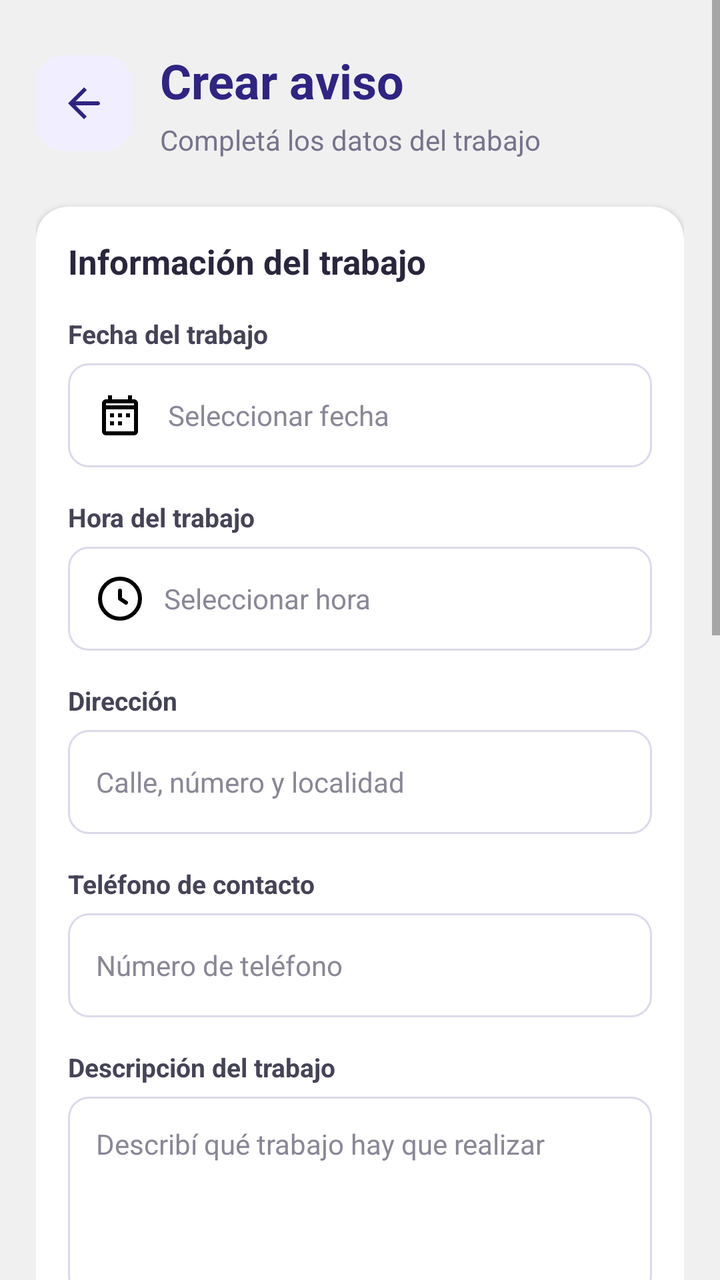
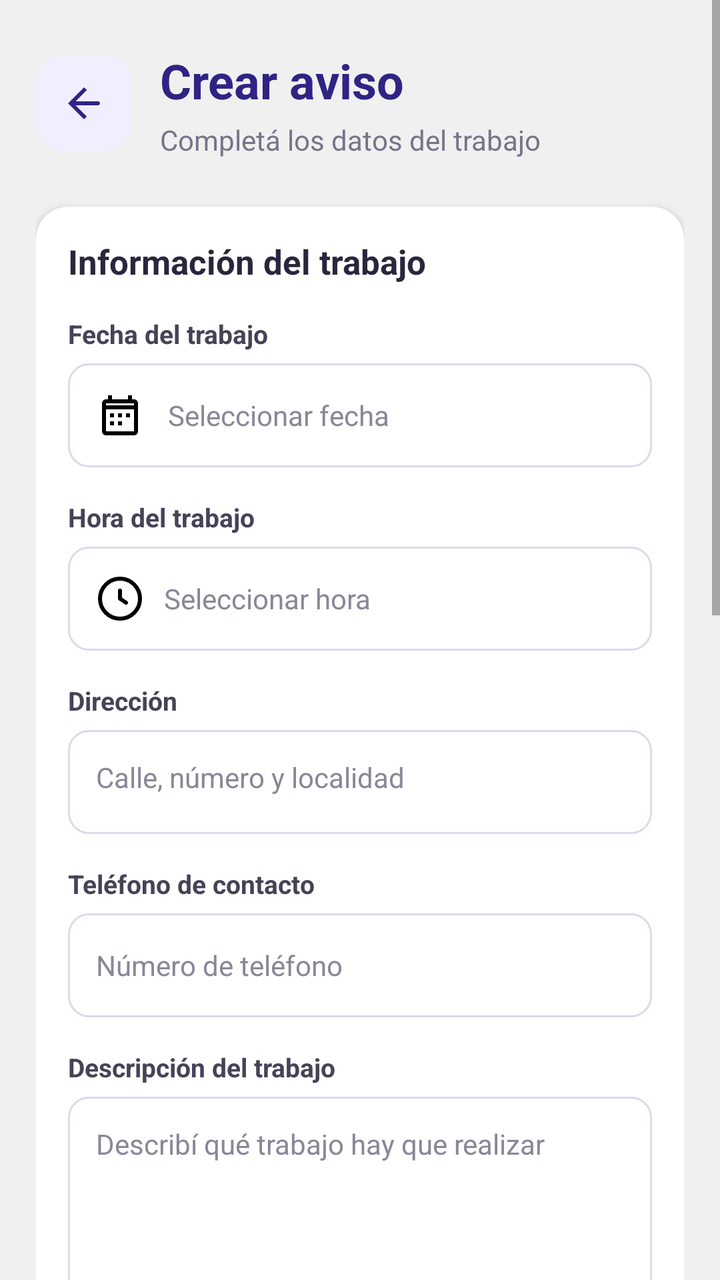

Two renders of the same Android screen: before a commit and after it. Below are the layout's source before the change and the commit's diff.
<!-- AndroidManifest.xml: application theme Theme.Frontendbtz -->
<!-- res/layout/activity_crear_aviso.xml -->
<?xml version="1.0" encoding="utf-8"?>
<ScrollView
    xmlns:android="http://schemas.android.com/apk/res/android"
    xmlns:app="http://schemas.android.com/apk/res-auto"
    android:id="@+id/scrollViewCrearAviso"
    android:layout_width="match_parent"
    android:layout_height="match_parent"
    android:background="#F0F0F0"
    android:fillViewport="true"
    android:clipToPadding="false"
    android:paddingBottom="16dp">

    <LinearLayout
        android:layout_width="match_parent"
        android:layout_height="wrap_content"
        android:orientation="vertical"
        android:paddingStart="18dp"
        android:paddingEnd="18dp"
        android:paddingTop="24dp"
        android:paddingBottom="24dp">

        <LinearLayout
            android:layout_width="match_parent"
            android:layout_height="wrap_content"
            android:orientation="horizontal"
            android:gravity="center_vertical"
            android:layout_marginBottom="24dp">

            <ImageButton
                android:id="@+id/buttonVolverCrearAviso"
                android:layout_width="48dp"
                android:layout_height="48dp"
                android:layout_marginEnd="14dp"
                android:background="@drawable/bg_boton_volver"
                android:src="@drawable/ic_volver"
                android:scaleType="center"
                android:padding="12dp"
                android:contentDescription="Volver atrás"
                android:clickable="true"
                android:focusable="true" />

            <LinearLayout
                android:layout_width="0dp"
                android:layout_height="wrap_content"
                android:layout_weight="1"
                android:orientation="vertical">

                <TextView
                    android:id="@+id/textViewTituloCrearAviso"
                    android:layout_width="match_parent"
                    android:layout_height="wrap_content"
                    android:text="Crear aviso"
                    android:textColor="#2F2483"
                    android:textSize="24sp"
                    android:textStyle="bold" />

                <TextView
                    android:layout_width="match_parent"
                    android:layout_height="wrap_content"
                    android:layout_marginTop="4dp"
                    android:text="Completá los datos del trabajo"
                    android:textColor="#77738B"
                    android:textSize="14sp" />

            </LinearLayout>

        </LinearLayout>


        <androidx.cardview.widget.CardView
            android:layout_width="match_parent"
            android:layout_height="wrap_content"
            app:cardBackgroundColor="#FFFFFF"
            app:cardCornerRadius="16dp"
            app:cardElevation="2dp"
            app:cardUseCompatPadding="false">

            <LinearLayout
                android:layout_width="match_parent"
                android:layout_height="wrap_content"
                android:orientation="vertical"
                android:padding="16dp">

                <TextView
                    android:layout_width="match_parent"
                    android:layout_height="wrap_content"
                    android:text="Información del trabajo"
                    android:textColor="#29263D"
                    android:textSize="17sp"
                    android:textStyle="bold"
                    android:layout_marginBottom="16dp" />

                

                <TextView
                    android:layout_width="match_parent"
                    android:layout_height="wrap_content"
                    android:text="Fecha del trabajo"
                    android:textColor="#454357"
                    android:textSize="13sp"
                    android:textStyle="bold"
                    android:layout_marginBottom="6dp" />

                <EditText
                    android:id="@+id/editTextFechaAviso"
                    android:layout_width="match_parent"
                    android:layout_height="52dp"
                    android:background="@drawable/bg_campo_formulario"
                    android:clickable="true"
                    android:focusable="false"
                    android:drawableStart="@drawable/ic_calendario_aviso"
                    android:drawablePadding="12dp"
                    android:hint="Seleccionar fecha"
                    android:inputType="date"
                    android:paddingStart="14dp"
                    android:paddingEnd="14dp"
                    android:textColor="#29263D"
                    android:textColorHint="#898797"
                    android:textSize="14sp" />

                

                <TextView
                    android:layout_width="match_parent"
                    android:layout_height="wrap_content"
                    android:layout_marginTop="16dp"
                    android:layout_marginBottom="6dp"
                    android:text="Hora del trabajo"
                    android:textColor="#454357"
                    android:textSize="13sp"
                    android:textStyle="bold" />

                <EditText
                    android:id="@+id/editTextHoraAviso"
                    android:layout_width="match_parent"
                    android:layout_height="52dp"
                    android:background="@drawable/bg_campo_formulario"
                    android:clickable="true"
                    android:focusable="false"
                    android:hint="Seleccionar hora"
                    android:inputType="time"
                    android:paddingStart="14dp"
                    android:paddingEnd="14dp"
                    android:textColor="#29263D"
                    android:textColorHint="#898797"
                    android:textSize="14sp"
                    android:drawableStart="@drawable/ic_nav_pendientes"
                    android:drawablePadding="10dp"/>

                

                <TextView
                    android:layout_width="match_parent"
                    android:layout_height="wrap_content"
                    android:layout_marginTop="16dp"
                    android:layout_marginBottom="6dp"
                    android:text="Dirección"
                    android:textColor="#454357"
                    android:textSize="13sp"
                    android:textStyle="bold" />

                <EditText
                    android:id="@+id/editTextDireccionAviso"
                    android:layout_width="match_parent"
                    android:layout_height="52dp"
                    android:background="@drawable/bg_campo_formulario"
                    android:hint="Calle, número y localidad"
                    android:inputType="textPostalAddress"
                    android:paddingStart="14dp"
                    android:paddingEnd="14dp"
                    android:singleLine="true"
                    android:textColor="#29263D"
                    android:textColorHint="#898797"
                    android:textSize="14sp" />

                

                <TextView
                    android:layout_width="match_parent"
                    android:layout_height="wrap_content"
                    android:layout_marginTop="16dp"
                    android:layout_marginBottom="6dp"
                    android:text="Teléfono de contacto"
                    android:textColor="#454357"
                    android:textSize="13sp"
                    android:textStyle="bold" />

                <EditText
                    android:id="@+id/editTextTelefonoAviso"
                    android:layout_width="match_parent"
                    android:layout_height="52dp"
                    android:background="@drawable/bg_campo_formulario"
                    android:hint="Número de teléfono"
                    android:inputType="phone"
                    android:paddingStart="14dp"
                    android:paddingEnd="14dp"
                    android:singleLine="true"
                    android:textColor="#29263D"
                    android:textColorHint="#898797"
                    android:textSize="14sp" />

                

                <TextView
                    android:layout_width="match_parent"
                    android:layout_height="wrap_content"
                    android:layout_marginTop="16dp"
                    android:layout_marginBottom="6dp"
                    android:text="Descripción del trabajo"
                    android:textColor="#454357"
                    android:textSize="13sp"
                    android:textStyle="bold" />

                <EditText
                    android:id="@+id/editTextMensajeAviso"
                    android:layout_width="match_parent"
                    android:layout_height="wrap_content"
                    android:minHeight="100dp"
                    android:background="@drawable/bg_campo_formulario"
                    android:gravity="top|start"
                    android:hint="Describí qué trabajo hay que realizar"
                    android:inputType="textCapSentences|textMultiLine"
                    android:padding="14dp"
                    android:textColor="#29263D"
                    android:textColorHint="#898797"
                    android:textSize="14sp" />

                

                <TextView
                    android:layout_width="match_parent"
                    android:layout_height="wrap_content"
                    android:layout_marginTop="16dp"
                    android:layout_marginBottom="6dp"
                    android:text="Observaciones adicionales"
                    android:textColor="#454357"
                    android:textSize="13sp"
                    android:textStyle="bold" />

                <EditText
                    android:id="@+id/editTextObservacionAviso"
                    android:layout_width="match_parent"
                    android:layout_height="wrap_content"
                    android:minHeight="90dp"
                    android:background="@drawable/bg_campo_formulario"
                    android:gravity="top|start"
                    android:hint="Detalles que deba tener en cuenta el operario"
                    android:inputType="textCapSentences|textMultiLine"
                    android:padding="14dp"
                    android:textColor="#29263D"
                    android:textColorHint="#898797"
                    android:textSize="14sp" />

                

                <TextView
                    android:layout_width="match_parent"
                    android:layout_height="wrap_content"
                    android:layout_marginTop="16dp"
                    android:layout_marginBottom="6dp"
                    android:text="Nivel de urgencia"
                    android:textColor="#454357"
                    android:textSize="13sp"
                    android:textStyle="bold" />

                <Spinner
                    android:id="@+id/spinnerUrgenciaAviso"
                    android:layout_width="match_parent"
                    android:layout_height="52dp"
                    android:background="@drawable/bg_campo_formulario"
                    android:paddingStart="10dp"
                    android:paddingEnd="10dp"
                    android:spinnerMode="dropdown"
                    android:popupBackground="@drawable/bg_menu_opciones" />

                

                <View
                    android:layout_width="match_parent"
                    android:layout_height="1dp"
                    android:layout_marginTop="22dp"
                    android:layout_marginBottom="18dp"
                    android:background="#ECEAF3" />

                <TextView
                    android:layout_width="match_parent"
                    android:layout_height="wrap_content"
                    android:text="Cliente"
                    android:textColor="#29263D"
                    android:textSize="17sp"
                    android:textStyle="bold" />

                <TextView
                    android:layout_width="match_parent"
                    android:layout_height="wrap_content"
                    android:layout_marginTop="4dp"
                    android:layout_marginBottom="8dp"
                    android:text="Buscá un cliente existente o registrá uno nuevo."
                    android:textColor="#777587"
                    android:textSize="13sp" />

                <LinearLayout
                    android:layout_width="match_parent"
                    android:layout_height="wrap_content"
                    android:gravity="center_vertical"
                    android:orientation="horizontal">

                    <AutoCompleteTextView
                        android:id="@+id/autoCompleteClienteAviso"
                        android:layout_width="0dp"
                        android:layout_height="52dp"
                        android:layout_weight="1"
                        android:background="@drawable/bg_campo_formulario"
                        android:completionThreshold="1"
                        android:hint="Buscar cliente"
                        android:inputType="textCapWords"
                        android:paddingStart="12dp"
                        android:paddingEnd="8dp"
                        android:singleLine="true"
                        android:textColor="#29263D"
                        android:textColorHint="#898797"
                        android:textSize="14sp" />

                    <com.google.android.material.button.MaterialButton
                        android:id="@+id/buttonAnadirClienteAviso"
                        android:layout_width="wrap_content"
                        android:layout_height="48dp"
                        android:layout_marginStart="8dp"
                        android:minWidth="0dp"
                        android:text="Crear"
                        android:textAllCaps="false"
                        android:textSize="13sp"
                        android:textStyle="bold"
                        android:textColor="#2F2483"
                        app:backgroundTint="#F0EEFF"
                        app:cornerRadius="12dp"
                        app:strokeWidth="0dp" />

                </LinearLayout>

                

                <TextView
                    android:layout_width="match_parent"
                    android:layout_height="wrap_content"
                    android:layout_marginTop="20dp"
                    android:text="Operario asignado"
                    android:textColor="#29263D"
                    android:textSize="17sp"
                    android:textStyle="bold" />

                <TextView
                    android:layout_width="match_parent"
                    android:layout_height="wrap_content"
                    android:layout_marginTop="4dp"
                    android:layout_marginBottom="8dp"
                    android:text="Elegí quién realizará el trabajo."
                    android:textColor="#777587"
                    android:textSize="13sp" />

                <AutoCompleteTextView
                    android:id="@+id/autoCompleteOperarioAviso"
                    android:layout_width="match_parent"
                    android:layout_height="52dp"
                    android:background="@drawable/bg_campo_formulario"
                    android:completionThreshold="1"
                    android:hint="Buscar operario"
                    android:inputType="textCapWords"
                    android:paddingStart="12dp"
                    android:paddingEnd="12dp"
                    android:singleLine="true"
                    android:textColor="#29263D"
                    android:textColorHint="#898797"
                    android:textSize="14sp" />

                

                <com.google.android.material.button.MaterialButton
                    android:id="@+id/buttonGuardarAviso"
                    android:layout_width="match_parent"
                    android:layout_height="54dp"
                    android:layout_marginTop="24dp"
                    android:text="Crear aviso"
                    android:textAllCaps="false"
                    android:textColor="#FFFFFF"
                    android:textSize="16sp"
                    android:textStyle="bold"
                    app:backgroundTint="#2F2483"
                    app:cornerRadius="14dp"
                    app:iconGravity="textStart"
                    app:strokeWidth="0dp" />

                <ProgressBar
                    android:id="@+id/progressBarGuardarAviso"
                    android:layout_width="32dp"
                    android:layout_height="32dp"
                    android:layout_gravity="center"
                    android:layout_marginTop="12dp"
                    android:indeterminateTint="#2F2483"
                    android:visibility="gone" />

            </LinearLayout>

        </androidx.cardview.widget.CardView>

    </LinearLayout>

</ScrollView>
<!-- resources referenced by this layout -->
<resources>
  <!-- drawable bg_boton_volver (drawable) -->
  <?xml version="1.0" encoding="utf-8"?>
  <shape xmlns:android="http://schemas.android.com/apk/res/android">
      <solid android:color="#F0EEFF" />
      <corners android:radius="14dp" />
  </shape>
  <!-- drawable bg_campo_formulario (drawable) -->
  <?xml version="1.0" encoding="utf-8"?>
  <shape xmlns:android="http://schemas.android.com/apk/res/android">
      <solid android:color="#FFFFFF" />
      <corners android:radius="10dp" />
      <stroke
          android:width="1dp"
          android:color="#DDD9EB" />
  </shape>
  <!-- drawable bg_menu_opciones (drawable) -->
  <?xml version="1.0" encoding="utf-8"?>
  <shape xmlns:android="http://schemas.android.com/apk/res/android">
      <solid android:color="#FFFFFF" />
      <corners android:radius="16dp" />
  </shape>
  <!-- drawable ic_calendario_aviso (drawable) -->
  <?xml version="1.0" encoding="utf-8"?>
  <vector xmlns:android="http://schemas.android.com/apk/res/android"
      android:width="24dp"
      android:height="24dp"
      android:viewportWidth="24"
      android:viewportHeight="24">
  
      <path
          android:fillColor="#FF000000"
          android:pathData="M19,4H18V2H16V4H8V2H6V4H5C3.9,4 3,4.9 3,6V20C3,21.1 3.9,22 5,22H19C20.1,22 21,21.1 21,20V6C21,4.9 20.1,4 19,4ZM19,20H5V9H19V20ZM19,7H5V6H19V7ZM7,11H9V13H7V11ZM11,11H13V13H11V11ZM15,11H17V13H15V11ZM7,15H9V17H7V15ZM11,15H13V17H11V15Z" />
  
  </vector>
  <!-- drawable ic_nav_pendientes (drawable) -->
  <vector xmlns:android="http://schemas.android.com/apk/res/android"
      android:width="24dp"
      android:height="24dp"
      android:viewportWidth="24"
      android:viewportHeight="24">
      <path
          android:fillColor="#00000000"
          android:strokeColor="#FF000000"
          android:strokeWidth="2"
          android:strokeLineCap="round"
          android:strokeLineJoin="round"
          android:pathData="M12,8v4l3,2 M12,22a10,10 0,1 0,0 -20a10,10 0,0 0,0 20z" />
  </vector>
  <!-- drawable ic_volver (drawable) -->
  <?xml version="1.0" encoding="utf-8"?>
  <vector xmlns:android="http://schemas.android.com/apk/res/android"
      android:width="24dp"
      android:height="24dp"
      android:viewportWidth="24"
      android:viewportHeight="24">
  
      <path
          android:fillColor="#2F2483"
          android:pathData="M20,12c0,-0.55 -0.45,-1 -1,-1L7.83,11l5.59,-5.59L12,4l-8,8 8,8 1.41,-1.41L7.83,13 19,13c0.55,0 1,-0.45 1,-1z" />
  </vector>
  <style name="Theme.Frontendbtz" parent="Theme.MaterialComponents.DayNight.NoActionBar">
          
          <item name="colorPrimary">@color/purple_500</item>
          <item name="colorPrimaryVariant">@color/purple_700</item>
          <item name="colorOnPrimary">@color/white</item>
          
          <item name="colorSecondary">@color/teal_200</item>
          <item name="colorSecondaryVariant">@color/teal_700</item>
          <item name="colorOnSecondary">@color/black</item>
          
          <item name="android:statusBarColor">?attr/colorPrimaryVariant</item>
          
      </style>
  <color name="purple_500">#FF6200EE</color>
  <color name="purple_700">#FF3700B3</color>
  <color name="white">#FFFFFFFF</color>
  <color name="teal_200">#FF03DAC5</color>
  <color name="teal_700">#FF018786</color>
  <color name="black">#FF000000</color>
</resources>

<!-- the commit's change to res/layout/activity_crear_aviso.xml (unified diff, before → after) -->
@@ -162,13 +162,18 @@
                 <EditText
                     android:id="@+id/editTextDireccionAviso"
                     android:layout_width="match_parent"
-                    android:layout_height="52dp"
-                    android:background="@drawable/bg_campo_formulario"
+                    android:layout_height="wrap_content"
+                    android:minHeight="52dp"
+                    android:background="@drawable/bg_campo_formulario"
+                    android:gravity="top|start"
                     android:hint="Calle, número y localidad"
-                    android:inputType="textPostalAddress"
+                    android:inputType="textPostalAddress|textMultiLine"
+                    android:minLines="1"
                     android:paddingStart="14dp"
+                    android:paddingTop="14dp"
                     android:paddingEnd="14dp"
-                    android:singleLine="true"
+                    android:paddingBottom="14dp"
+                    android:scrollHorizontally="false"
                     android:textColor="#29263D"
                     android:textColorHint="#898797"
                     android:textSize="14sp" />
@@ -188,13 +193,18 @@
                 <EditText
                     android:id="@+id/editTextTelefonoAviso"
                     android:layout_width="match_parent"
-                    android:layout_height="52dp"
-                    android:background="@drawable/bg_campo_formulario"
+                    android:layout_height="wrap_content"
+                    android:minHeight="52dp"
+                    android:background="@drawable/bg_campo_formulario"
+                    android:gravity="center_vertical|start"
                     android:hint="Número de teléfono"
-                    android:inputType="phone"
+                    android:inputType="phone|textMultiLine"
+                    android:minLines="1"
                     android:paddingStart="14dp"
+                    android:paddingTop="14dp"
                     android:paddingEnd="14dp"
-                    android:singleLine="true"
+                    android:paddingBottom="14dp"
+                    android:scrollHorizontally="false"
                     android:textColor="#29263D"
                     android:textColorHint="#898797"
                     android:textSize="14sp" />
@@ -215,12 +225,14 @@
                     android:id="@+id/editTextMensajeAviso"
                     android:layout_width="match_parent"
                     android:layout_height="wrap_content"
-                    android:minHeight="100dp"
+                    android:minHeight="140dp"
                     android:background="@drawable/bg_campo_formulario"
                     android:gravity="top|start"
                     android:hint="Describí qué trabajo hay que realizar"
                     android:inputType="textCapSentences|textMultiLine"
+                    android:minLines="5"
                     android:padding="14dp"
+                    android:scrollHorizontally="false"
                     android:textColor="#29263D"
                     android:textColorHint="#898797"
                     android:textSize="14sp" />
